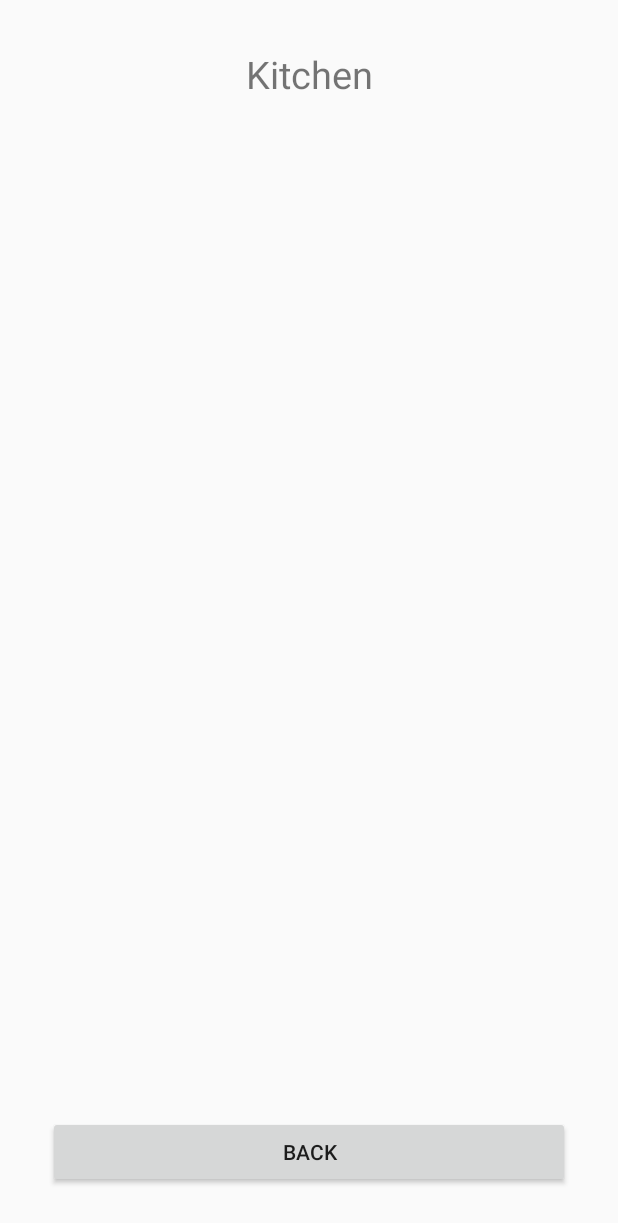
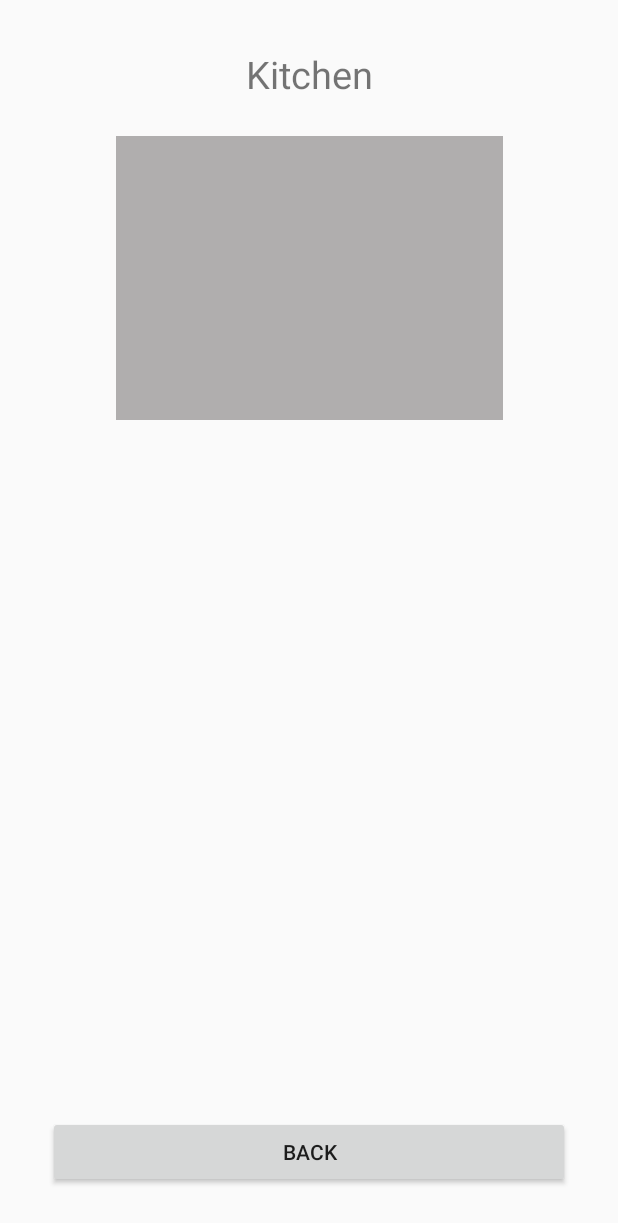
Before and after one commit to caggri/CTIS487-Project, an Android app: the layout activity_kitchen.xml on its own in the app's theme, with its tools: preview values and no code run, on a phone screen of 412 x 824 dp. Shown: the top 1223 px of the screen. Run offline under Robolectric (Android 15) with nearby library versions, the phone set to English and light mode, and no system bars.

Commit message:
- Hide Action bar style added to manifest for each activity. - Kitchen and Livingroom activities updated. - Bundle variable names updated. - String tags for buttons are updated on strings.xml.

```diff
--- a/app/src/main/res/layout/activity_garage.xml
+++ b/app/src/main/res/layout/activity_garage.xml
@@ -13,7 +13,7 @@
         android:layout_marginStart="8dp"
         android:layout_marginTop="32dp"
         android:layout_marginEnd="8dp"
-        android:text="@string/garage"
+        android:text="@string/garage_txt"
         android:textSize="25sp"
         app:layout_constraintEnd_toEndOf="parent"
         app:layout_constraintStart_toStartOf="parent"
@@ -40,7 +40,7 @@
         android:layout_marginStart="32dp"
         android:layout_marginEnd="32dp"
         android:layout_marginBottom="32dp"
-        android:text="@string/back"
+        android:text="@string/back_txt"
         app:layout_constraintBottom_toBottomOf="parent"
         app:layout_constraintEnd_toEndOf="parent"
         app:layout_constraintStart_toStartOf="parent" />
--- a/app/src/main/res/layout/activity_kitchen.xml
+++ b/app/src/main/res/layout/activity_kitchen.xml
@@ -13,11 +13,24 @@
         android:layout_marginStart="8dp"
         android:layout_marginTop="32dp"
         android:layout_marginEnd="8dp"
-        android:text="@string/kitchen"
+        android:text="@string/kitchen_txt"
         android:textSize="25sp"
         app:layout_constraintEnd_toEndOf="parent"
         app:layout_constraintStart_toStartOf="parent"
         app:layout_constraintTop_toTopOf="parent" />
+
+    <TextView
+        android:id="@+id/tv_kitchen"
+        android:layout_width="258dp"
+        android:layout_height="189dp"
+        android:layout_marginTop="24dp"
+        android:background="@color/colorGray"
+        android:textColor="@color/colorWhite"
+        android:textStyle="bold"
+        app:layout_constraintEnd_toEndOf="parent"
+        app:layout_constraintHorizontal_bias="0.5"
+        app:layout_constraintStart_toStartOf="parent"
+        app:layout_constraintTop_toBottomOf="@+id/welcomeTV" />
 
 
     <Button
@@ -27,7 +40,7 @@
         android:layout_marginStart="32dp"
         android:layout_marginEnd="32dp"
         android:layout_marginBottom="32dp"
-        android:text="@string/back"
+        android:text="@string/back_txt"
         app:layout_constraintBottom_toBottomOf="parent"
         app:layout_constraintEnd_toEndOf="parent"
         app:layout_constraintStart_toStartOf="parent" />
--- a/app/src/main/res/values/strings.xml
+++ b/app/src/main/res/values/strings.xml
@@ -1,11 +1,11 @@
 <resources>
     <string name="app_name">Project</string>
-    <string name="welcome_message">Welcome Home</string>
-    <string name="kitchen">Kitchen</string>
-    <string name="living">Living Room</string>
-    <string name="garage">Garage</string>
-    <string name="Status">Home Status</string>
+    <string name="welcome_message_txt">Welcome Home</string>
+    <string name="kitchen_txt">Kitchen</string>
+    <string name="livingroom_txt">Living Room</string>
+    <string name="garage_txt">Garage</string>
+    <string name="status_txt">Home Status</string>
     <string name="appinfo">Application Info</string>
-    <string name="back">Back</string>
-    <string name="exit">Exit</string>
+    <string name="back_txt">Back</string>
+    <string name="exit_txt">Exit</string>
 </resources>
--- a/app/src/main/res/values/styles.xml
+++ b/app/src/main/res/values/styles.xml
@@ -8,4 +8,10 @@
         <item name="colorAccent">@color/colorAccent</item>
     </style>
 
+    <style name="AppTheme.NoActionBar" parent="Theme.AppCompat.Light.DarkActionBar">
+        <item name="windowActionBar">false</item>
+        <item name="windowNoTitle">true</item>
+        <item name="android:windowFullscreen">true</item>
+    </style>
+
 </resources>
```
Also changed, not shown: app/src/main/AndroidManifest.xml (+5 -5 lines), app/src/main/java/com/cagribayram/denizhancetin/project/GarageActivity.java (+3 -8 lines), app/src/main/java/com/cagribayram/denizhancetin/project/KitchenActivity.java (+19 -0 lines), app/src/main/java/com/cagribayram/denizhancetin/project/LivingroomActivity.java (+19 -0 lines), app/src/main/java/com/cagribayram/denizhancetin/project/MainActivity.java (+23 -42 lines), app/src/main/res/layout/activity_living_room.xml (+15 -2 lines), app/src/main/res/layout/activity_main.xml (+6 -6 lines).
